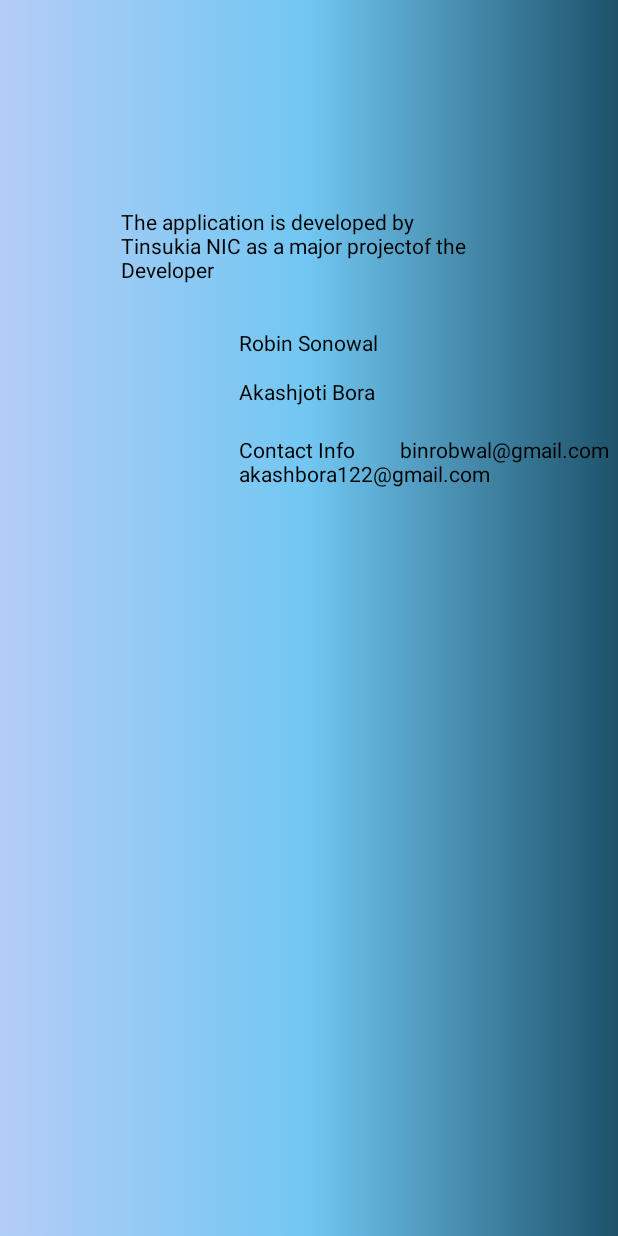
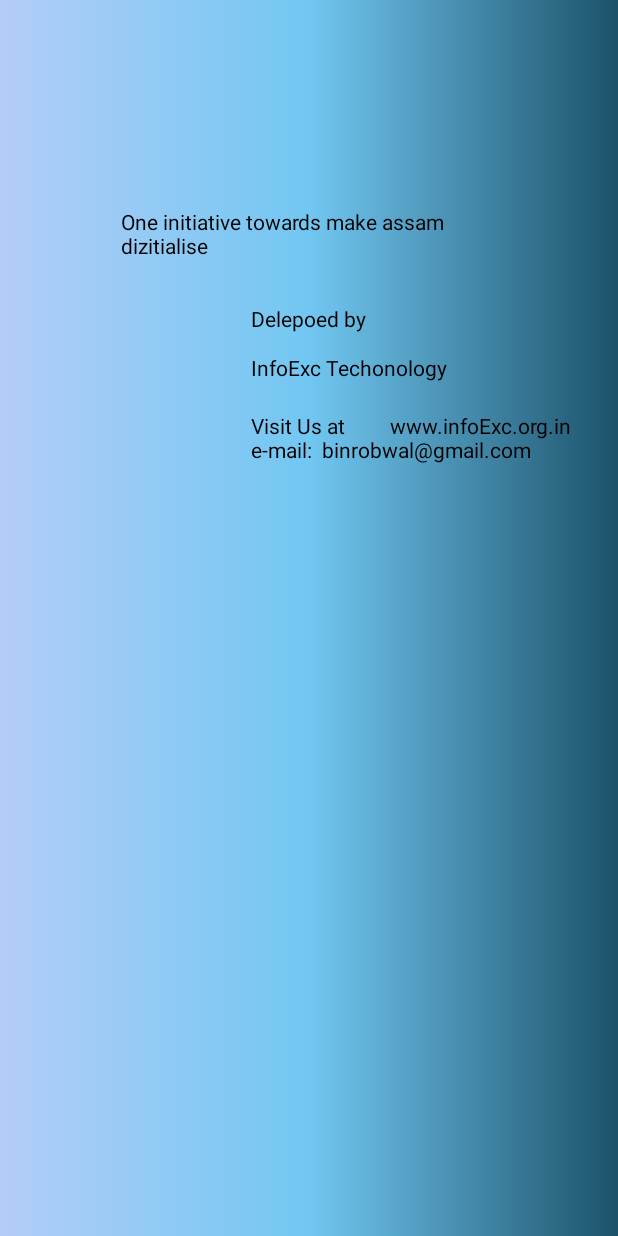
Before and after one commit to bloodrob/EERAGIJN, an Android app: the ContactUs screen opened directly, with no data from a screen before it, on a phone screen of 412 x 824 dp. Run offline under Robolectric (Android 15) with nearby library versions, the phone set to English and light mode, and no system bars.

```diff
--- a/app/src/main/java/com/dev/r19/eeragijn/UserChattingModel.java
+++ b/app/src/main/java/com/dev/r19/eeragijn/UserChattingModel.java
@@ -7,9 +7,10 @@ import java.util.Date;
  */
 
 public class UserChattingModel {
+    public String NewChatid;
     public String ChatText, ChatUser;
     public long ChatTime;
-    public UserChattingModel(String ChatUser, String ChatText) {
+    public UserChattingModel() {
 
     }
 
--- a/app/src/main/res/layout/activity_contact_us.xml
+++ b/app/src/main/res/layout/activity_contact_us.xml
@@ -11,7 +11,7 @@
         android:id="@+id/textView47"
         android:layout_width="250dp"
         android:layout_height="wrap_content"
-        android:text="The application is developed by Tinsukia NIC as a major projectof the Developer"
+        android:text="One initiative towards make assam dizitialise"
         android:layout_alignParentTop="true"
         android:layout_centerHorizontal="true"
         android:textColor="#000000"
@@ -25,7 +25,7 @@
         android:layout_centerHorizontal="true"
         android:textColor="#000000"
         android:layout_marginTop="29dp"
-        android:text="Robin Sonowal" />
+        android:text="Delepoed by" />
 
     <TextView
         android:id="@+id/textView51"
@@ -35,7 +35,7 @@
         android:layout_below="@+id/textView49"
         android:layout_marginTop="13dp"
         android:textColor="#000000"
-        android:text="Akashjoti Bora" />
+        android:text="InfoExc Techonology" />
 
     <TextView
         android:id="@+id/textView52"
@@ -45,7 +45,9 @@
         android:layout_below="@+id/textView51"
         android:layout_marginTop="19dp"
         android:textColor="#000000"
-        android:text="Contact Info
-        binrobwal@gmail.com
-        akashbora122@gmail.com" />
+        android:text="Visit Us at
+        www.infoExc.org.in
+
+       e-mail:  binrobwal@gmail.com
+        " />
 </RelativeLayout>
```
Also changed, not shown: app/src/main/java/com/dev/r19/eeragijn/UserChatting.java (+68 -6 lines).
